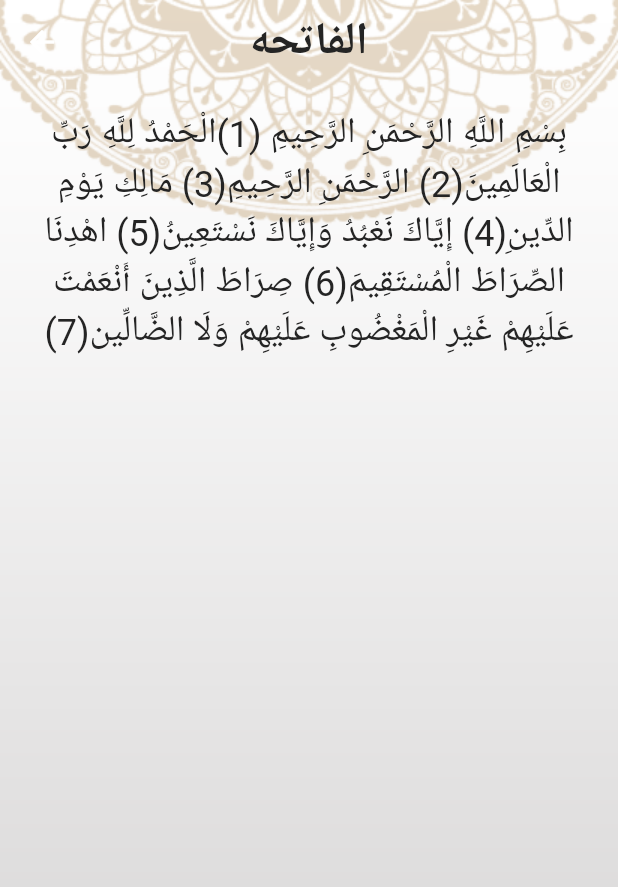
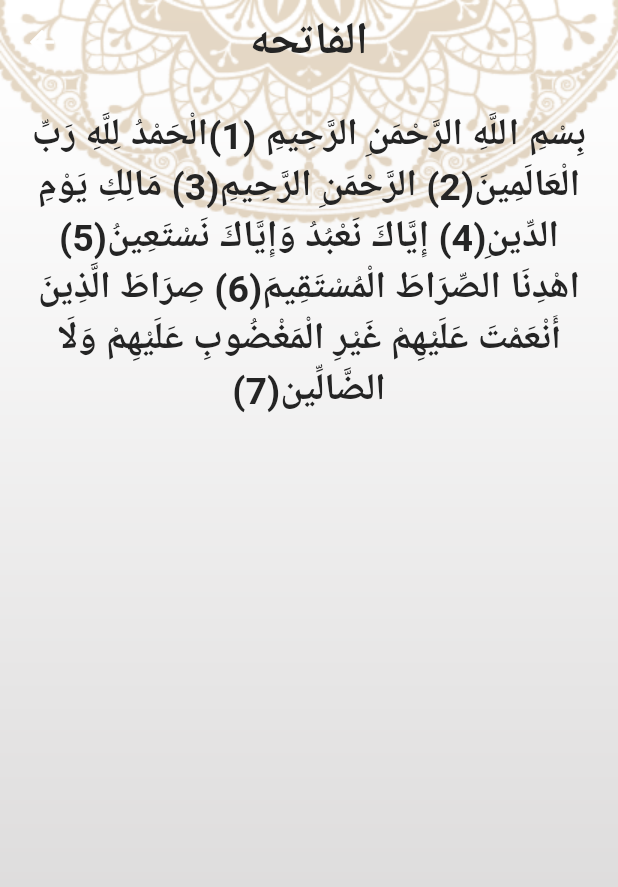
Before and after one commit to AmrElemam/islami_app, a Flutter app: the screen it shows after launch, after a tap on "الفاتحه", on a phone screen of 412 x 824 dp. Shown: the top 887 px of the screen. Run offline on Flutter 3.47's test engine with Material 2 defaults, Android fonts, the phone set to English and light mode, and no system bars; generated files the repository leaves out were written again.

Commit message:
Localization and Theming is done with only quran and hadeth tab Now remains Sebha and Radio Tabs(Note:Splash screen not work).

```diff
--- /dev/null
+++ b/l10n.yaml
@@ -0,0 +1,3 @@
+arb-dir: lib/l10n
+template-arb-file: app_en.arb
+output-localization-file: app_localizations.dart
--- a/lib/main.dart
+++ b/lib/main.dart
@@ -1,20 +1,42 @@
 import 'package:flutter/material.dart';
+import 'package:flutter_gen/gen_l10n/app_localizations.dart';
+import 'package:flutter_localizations/flutter_localizations.dart';
+import 'package:islami_app/provider/settings_provider.dart';
 import 'package:islami_app/ui/screens/details_screen.dart';
 import 'package:islami_app/ui/screens/home/home_screen.dart';
+import 'package:islami_app/ui/utils/app_theme.dart';
+import 'package:provider/provider.dart';
 
 void main() {
-  runApp(MyApp());
+  runApp(ChangeNotifierProvider(
+      create: (_) => SettingsProvider(), child: MyApp()));
 }
+
 class MyApp extends StatelessWidget {
+  late SettingsProvider provider;
+
+  MyApp({super.key});
 
   @override
   Widget build(BuildContext context) {
+    provider = Provider.of(context);
     return MaterialApp(
+      localizationsDelegates: const [
+        AppLocalizations.delegate,
+        GlobalMaterialLocalizations.delegate,
+        GlobalWidgetsLocalizations.delegate,
+        GlobalCupertinoLocalizations.delegate,
+      ],
+      supportedLocales: const [Locale("en"), Locale("ar")],
+      locale: Locale(provider.currentlocale),
+      themeMode: provider.CurrentThemeMode,
+      theme: AppTheme.LightTheme,
+      darkTheme: AppTheme.DarkTheme,
       routes: {
-        HomeScreen.routename:(_)=>HomeScreen(),
-        DetailsScreen.routename:(_)=>DetailsScreen()
+        HomeScreen.routename: (_) => const HomeScreen(),
+        DetailsScreen.routename: (_) => const DetailsScreen()
       },
       initialRoute: HomeScreen.routename,
-      );
+    );
   }
 }
--- /dev/null
+++ b/lib/provider/settings_provider.dart
@@ -0,0 +1,18 @@
+import 'package:flutter/material.dart';
+
+class SettingsProvider extends ChangeNotifier {
+  String currentlocale = "en";
+  ThemeMode CurrentThemeMode = ThemeMode.light;
+
+  void setCurrentLocale(String newlocale) {
+    currentlocale = newlocale;
+    notifyListeners();
+  }
+
+  void setCurrentThemeMode(ThemeMode newthememode) {
+    CurrentThemeMode = newthememode;
+    notifyListeners();
+  }
+
+  bool isdarkmode() => CurrentThemeMode == ThemeMode.dark;
+}
--- a/lib/ui/screens/details_screen.dart
+++ b/lib/ui/screens/details_screen.dart
@@ -1,49 +1,52 @@
 import 'package:flutter/material.dart';
 import 'package:flutter/services.dart';
 import 'package:islami_app/model/details_screen_args.dart';
+import 'package:islami_app/provider/settings_provider.dart';
+import 'package:provider/provider.dart';
+
 import '../utils/app_assets.dart';
-import '../utils/app_colors.dart';
-import '../utils/app_theme.dart';
 
 class DetailsScreen extends StatefulWidget {
   static const String routename = "detailscreen";
 
+  const DetailsScreen({super.key});
 
   @override
   State<DetailsScreen> createState() => _DetailsScreenState();
 }
 
 class _DetailsScreenState extends State<DetailsScreen> {
-  late  DetailsScreenArgs arguments;
+  late DetailsScreenArgs arguments;
+  late SettingsProvider provider;
+  String filecontent = "";
 
-  String filecontent = "";
   @override
   Widget build(BuildContext context) {
+    provider = Provider.of(context);
     arguments = ModalRoute.of(context)!.settings.arguments as DetailsScreenArgs;
-    if(filecontent.isEmpty) readfile();
+    if (filecontent.isEmpty) readfile();
     return Container(
-        decoration: const BoxDecoration(
+        decoration: BoxDecoration(
             image: DecorationImage(
-                image: AssetImage(AppAssets.icBackground),
-                fit: BoxFit.fill)
+                image: AssetImage(provider.isdarkmode()
+                    ? AppAssets.icDarkBackground
+                    : AppAssets.icBackground),
+                fit: BoxFit.fill)),
+        child: Scaffold(
+            appBar: AppBar(
+              title: Text(arguments.SuraOrHadethName),
             ),
-        child:  Scaffold(
-          appBar: AppBar(
-            title:  Text(arguments.SuraOrHadethName,style: AppTheme.appbartitlestyle,),
-            centerTitle: true,
-            backgroundColor: AppColors.transparent,
-            elevation: 0,
-          ),
-          backgroundColor: AppColors.transparent,
             body: filecontent.isEmpty? const Center(child: CircularProgressIndicator()):
             Padding(
                     padding: const EdgeInsets.all(16.0),
                     child: SingleChildScrollView(
                       child: Text(
-                  filecontent,textDirection: TextDirection.rtl,textAlign: TextAlign.center,
-                  style: const TextStyle(color: AppColors.accent,fontSize: 24),)),
+                        filecontent,
+                        textDirection: TextDirection.rtl,
+                        textAlign: TextAlign.center,
                       ),
-        )
+                    ),
+                  ))
     );
   }
 
--- a/lib/ui/screens/home/home_screen.dart
+++ b/lib/ui/screens/home/home_screen.dart
@@ -1,11 +1,13 @@
 import 'package:flutter/material.dart';
+import 'package:flutter_gen/gen_l10n/app_localizations.dart';
+import 'package:islami_app/provider/settings_provider.dart';
 import 'package:islami_app/ui/screens/home/tabs/ahadeth/ahadeth_tab.dart';
 import 'package:islami_app/ui/screens/home/tabs/quran/quran_tab.dart';
 import 'package:islami_app/ui/screens/home/tabs/radio/radio_tab.dart';
 import 'package:islami_app/ui/screens/home/tabs/sebha/sebha_tab.dart';
+import 'package:islami_app/ui/screens/home/tabs/settings/settings_tab.dart.dart';
 import 'package:islami_app/ui/utils/app_assets.dart';
-import 'package:islami_app/ui/utils/app_colors.dart';
-import 'package:islami_app/ui/utils/app_theme.dart';
+import 'package:provider/provider.dart';
 
 class HomeScreen extends StatefulWidget {
   static const String routename = "home";
@@ -18,30 +20,29 @@ class HomeScreen extends StatefulWidget {
 
 class _HomeScreenState extends State<HomeScreen> {
   int CurrentTapIndex = 0;
-  List <Widget> tabs = [
+  List<Widget> tabs = [
     QuranTab(),
     AhadethTab(),
-    SebhaTab(),
-    RadioTab()
+    const SebhaTab(),
+    const RadioTab(),
+    const SettingsTab()
   ];
+  late SettingsProvider provider;
 
   @override
   Widget build(BuildContext context) {
+    provider = Provider.of(context);
     return Container(
-        decoration:
-        BoxDecoration(
+        decoration: BoxDecoration(
             image: DecorationImage(
-                image: AssetImage(AppAssets.icBackground),
-                fit: BoxFit.fill)
-        ),
-        child:  Scaffold(
+                image: AssetImage(provider.isdarkmode()
+                    ? AppAssets.icDarkBackground
+                    : AppAssets.icBackground),
+                fit: BoxFit.fill)),
+        child: Scaffold(
           appBar: AppBar(
-            title: const Text("Islami",style: AppTheme.appbartitlestyle,),
-            centerTitle: true,
-            backgroundColor: AppColors.transparent,
-            elevation: 0,
+            title: Text(AppLocalizations.of(context)!.islami),
           ),
-          backgroundColor: AppColors.transparent,
           bottomNavigationBar: BuildBottomNavigationBar(),
           body: tabs[CurrentTapIndex],
         )
@@ -49,21 +50,28 @@ class _HomeScreenState extends State<HomeScreen> {
   }
 
   Widget BuildBottomNavigationBar() => Theme(
-    data: ThemeData(canvasColor: AppColors.primiary),
-    child: BottomNavigationBar(
-      onTap: (index){
-        CurrentTapIndex = index;
-        setState((){});
-      },
-      currentIndex: CurrentTapIndex,
-      selectedItemColor: AppColors.accent,
-      iconSize: 32,
-      items:  const [
-        BottomNavigationBarItem(icon: ImageIcon(AssetImage(AppAssets.icQuran)),label: "Quran"),
-        BottomNavigationBarItem(icon: ImageIcon(AssetImage(AppAssets.icAhadeth)),label: "Ahadeth"),
-        BottomNavigationBarItem(icon: ImageIcon(AssetImage(AppAssets.icSebha)),label: "Sebha"),
-        BottomNavigationBarItem(icon: ImageIcon(AssetImage(AppAssets.icRadio)),label: "Radio"),
-      ],
-    ),
+    data: Theme.of(context)
+            .copyWith(canvasColor: Theme.of(context).primaryColor),
+        child: BottomNavigationBar(
+          onTap: (index) {
+            CurrentTapIndex = index;
+            setState(() {});
+          },
+          currentIndex: CurrentTapIndex,
+          items: [
+            const BottomNavigationBarItem(
+                icon: ImageIcon(AssetImage(AppAssets.icQuran)), label: "Quran"),
+            const BottomNavigationBarItem(
+                icon: ImageIcon(AssetImage(AppAssets.icAhadeth)),
+                label: "Ahadeth"),
+            const BottomNavigationBarItem(
+                icon: ImageIcon(AssetImage(AppAssets.icSebha)), label: "Sebha"),
+            const BottomNavigationBarItem(
+                icon: ImageIcon(AssetImage(AppAssets.icRadio)), label: "Radio"),
+            BottomNavigationBarItem(
+                icon: const Icon(Icons.settings),
+                label: AppLocalizations.of(context)!.settings),
+          ],
+        ),
   );
 }
--- a/lib/ui/screens/home/tabs/quran/quran_tab.dart
+++ b/lib/ui/screens/home/tabs/quran/quran_tab.dart
@@ -1,42 +1,50 @@
 import 'package:flutter/material.dart';
+import 'package:flutter_gen/gen_l10n/app_localizations.dart';
 import 'package:islami_app/model/details_screen_args.dart';
+import 'package:islami_app/provider/settings_provider.dart';
 import 'package:islami_app/ui/screens/details_screen.dart';
 import 'package:islami_app/ui/utils/app_assets.dart';
 import 'package:islami_app/ui/utils/app_colors.dart';
-import 'package:islami_app/ui/utils/app_theme.dart';
 import 'package:islami_app/ui/utils/constants.dart';
+import 'package:provider/provider.dart';
 
 class QuranTab extends StatelessWidget {
-  const QuranTab({super.key});
+  QuranTab({super.key});
+
+  late SettingsProvider provider;
 
   @override
   Widget build(BuildContext context) {
+    provider = Provider.of(context);
     return Column(
       children: [
-        Expanded(child: Image.asset(AppAssets.icTabQuran),flex: 3,),
-        Divider(
-          thickness: 3,
-          color: AppColors.primiary,
+        Expanded(
+          flex: 3,
+          child: Image.asset(AppAssets.icTabQuran),
         ),
-        Text("Sura Name",style: AppTheme.qurantabtitletextstyle,),
-        Divider(
-          thickness: 3,
-          color: AppColors.primiary,
-        ),
+        const Divider(),
+        Text(AppLocalizations.of(context)!.suraName),
+        const Divider(),
         Expanded(
             flex: 7,
             child: ListView.builder(
-            itemBuilder: (_ , index){
+              itemBuilder: (_, index) {
                 return TextButton(
-                onPressed: (){
-                  Navigator.pushNamed(context,
-                      DetailsScreen.routename,
+                  onPressed: () {
+                    Navigator.pushNamed(context, DetailsScreen.routename,
                         arguments: DetailsScreenArgs(
                             SuraOrHadethName: Constants.SuraNames[index],
-                          FileName: "${index+1}.txt",
+                            FileName: "${index + 1}.txt",
                             IsQuranFile: true));
                   },
-                child: Text(Constants.SuraNames[index],textAlign: TextAlign.center,style: AppTheme.qurantabtitletextstyle.copyWith(fontWeight: FontWeight.normal),),
+                  child: Text(
+                    Constants.SuraNames[index],
+                    textAlign: TextAlign.center,
+                    style: TextStyle(
+                        color: provider.isdarkmode()
+                            ? AppColors.white
+                            : AppColors.accent),
+                  ),
                 );
               },
               itemCount: Constants.SuraNames.length,
--- a/lib/ui/utils/app_assets.dart
+++ b/lib/ui/utils/app_assets.dart
@@ -7,4 +7,5 @@ static const String icRadio = "${basepathassets}radio_tab_logo.png";
   static const String icTabQuran = "${basepathassets}quran_logo.png";
   static const String icTabAhadeth = "${basepathassets}ahadeth_logo.png";
   static const String icBackground = "${basepathassets}background.png";
+  static const String icDarkBackground = "${basepathassets}dark_background.png";
 }
--- a/lib/ui/utils/app_colors.dart
+++ b/lib/ui/utils/app_colors.dart
@@ -5,5 +5,6 @@ abstract class AppColors{
   static const Color accent = Color(0xff242424);
   static const Color transparent = Colors.transparent;
   static const Color white = Colors.white;
-
+  static const Color primiarydark = Color(0xff141A2E);
+  static const Color accentdark = Color(0xffFACC1D);
 }
--- a/lib/ui/utils/app_theme.dart
+++ b/lib/ui/utils/app_theme.dart
@@ -1,8 +1,84 @@
-import 'dart:ui';
+import 'package:flutter/material.dart';
 import 'package:islami_app/ui/utils/app_colors.dart';
-import 'package:flutter/material.dart';
 abstract class AppTheme{
-  static const TextStyle appbartitlestyle = TextStyle(fontSize: 30,fontWeight: FontWeight.bold,color: AppColors.accent);
-  static const TextStyle qurantabtitletextstyle = TextStyle(fontSize: 25,fontWeight: FontWeight.w600,color: AppColors.accent);
+  static const TextStyle appbartitlestyle = TextStyle(
+      fontSize: 30, fontWeight: FontWeight.bold, color: AppColors.accent);
+  static const TextStyle qurantabtitletextstyle = TextStyle(
+      fontSize: 25, fontWeight: FontWeight.w600, color: AppColors.accent);
+  static const TextStyle suranametextstyle = TextStyle(
+      fontSize: 25, fontWeight: FontWeight.normal, color: AppColors.accent);
+  static const TextStyle SettingsTabTitle = TextStyle(
+      fontSize: 25, fontWeight: FontWeight.w600, color: AppColors.accent);
+  static const TextStyle SettingsOptionTitle = TextStyle(
+      fontSize: 22, fontWeight: FontWeight.normal, color: AppColors.accent);
+  static const TextStyle DetailsTextStyle = TextStyle(
+      fontSize: 22, fontWeight: FontWeight.normal, color: AppColors.accent);
+  static ThemeData LightTheme = ThemeData(
+      primaryColor: AppColors.primiary,
+      scaffoldBackgroundColor: AppColors.transparent,
+      appBarTheme: const AppBarTheme(
+          elevation: 0,
+          centerTitle: true,
+          backgroundColor: AppColors.transparent,
+          titleTextStyle: AppTheme.appbartitlestyle),
+      bottomNavigationBarTheme: const BottomNavigationBarThemeData(
+          selectedItemColor: AppColors.accent,
+          selectedIconTheme: IconThemeData(size: 32),
+          unselectedIconTheme: IconThemeData(size: 26)),
+      dividerTheme: const DividerThemeData(
+        thickness: 3,
+        color: AppColors.primiary,
+      ),
+      textTheme: const TextTheme(
+        bodyMedium: SettingsTabTitle,
+      ),
+      textButtonTheme: TextButtonThemeData(
+        style: ButtonStyle(
+          textStyle: MaterialStateProperty.all(
+            const TextStyle(
+              fontSize: 25,
+              fontWeight: FontWeight.normal,
+            ),
+          ),
+        ),
+      ),
+      switchTheme: SwitchThemeData(
+        thumbColor: MaterialStateProperty.all(AppColors.primiary),
+        trackColor: MaterialStateProperty.all(AppColors.accent),
+      ));
 
+  static ThemeData DarkTheme = ThemeData(
+      primaryColor: AppColors.primiarydark,
+      scaffoldBackgroundColor: AppColors.transparent,
+      appBarTheme: AppBarTheme(
+          elevation: 0,
+          centerTitle: true,
+          backgroundColor: AppColors.transparent,
+          titleTextStyle:
+              AppTheme.appbartitlestyle.copyWith(color: AppColors.white)),
+      bottomNavigationBarTheme: const BottomNavigationBarThemeData(
+          selectedItemColor: AppColors.accentdark,
+          selectedIconTheme: IconThemeData(size: 32),
+          unselectedIconTheme: IconThemeData(size: 26)),
+      dividerTheme: const DividerThemeData(
+        thickness: 3,
+        color: AppColors.accentdark,
+      ),
+      textTheme: TextTheme(
+        bodyMedium: SettingsTabTitle.copyWith(color: AppColors.white),
+      ),
+      textButtonTheme: TextButtonThemeData(
+        style: ButtonStyle(
+          textStyle: MaterialStateProperty.all(
+            const TextStyle(
+              fontSize: 25,
+              fontWeight: FontWeight.normal,
+            ),
+          ),
+        ),
+      ),
+      switchTheme: SwitchThemeData(
+        thumbColor: MaterialStateProperty.all(AppColors.accentdark),
+        trackColor: MaterialStateProperty.all(AppColors.white),
+      ));
 }
--- a/pubspec.yaml
+++ b/pubspec.yaml
@@ -28,8 +28,12 @@ environment:
 # the latest version available on pub.dev. To see which dependencies have newer
 # versions available, run `flutter pub outdated`.
 dependencies:
+  provider: ^6.0.5
   flutter:
     sdk: flutter
+  flutter_localizations:
+    sdk: flutter
+  intl: any
   flutter_native_splash: ^2.3.3
 
   # The following adds the Cupertino Icons font to your application.
@@ -52,7 +56,7 @@ dev_dependencies:
 
 # The following section is specific to Flutter packages.
 flutter:
-
+  generate: true
   # The following line ensures that the Material Icons font is
   # included with your application, so that you can use the icons in
   # the material Icons class.
```
Also changed, not shown: lib/l10n/app_ar.arb (added, +7 -0 lines), lib/l10n/app_en.arb (added, +7 -0 lines), lib/ui/screens/home/tabs/ahadeth/ahadeth_tab.dart (+25 -19 lines), lib/ui/screens/home/tabs/settings/settings_tab.dart.dart (added, +63 -0 lines), assets/images/dark_background.png (added), pubspec.lock. Lines whose indentation alone changed are shown as unchanged.
